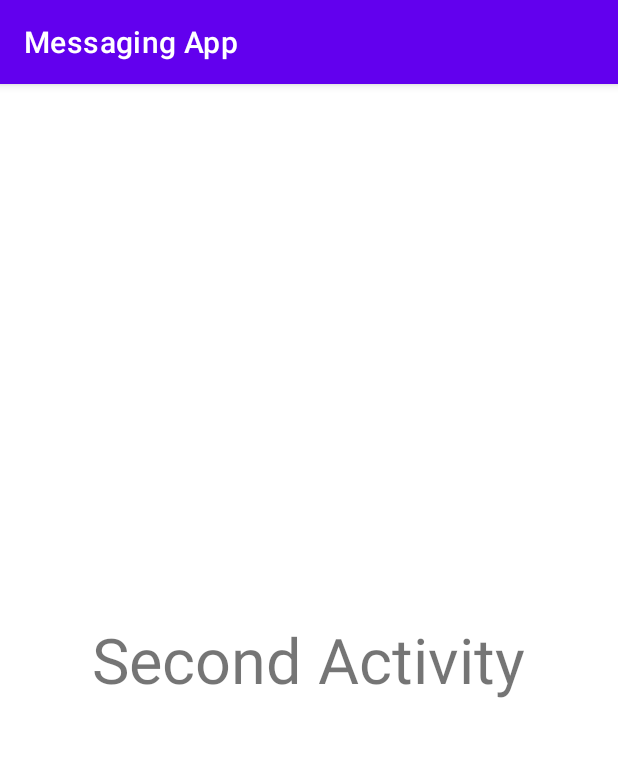
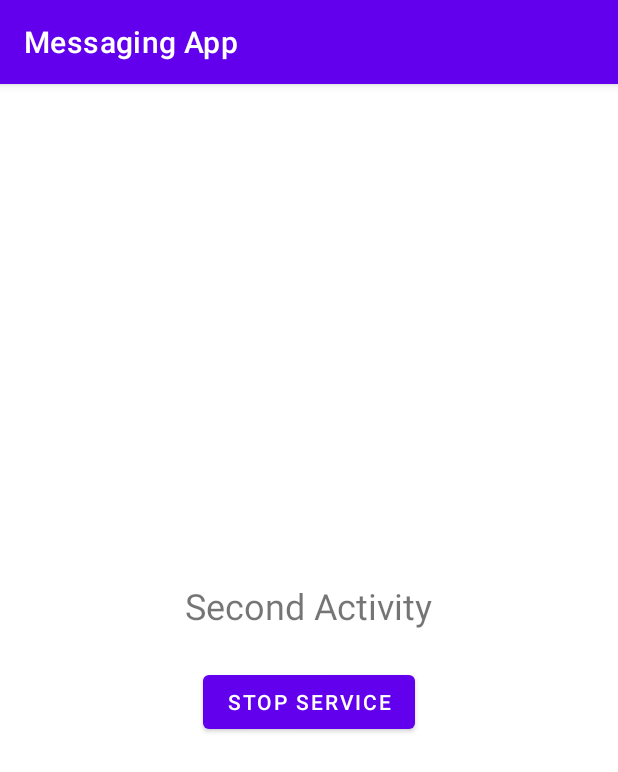
Before and after one commit to bagasn/message-app, an Android app: the SecondActivity screen opened directly, with no data from a screen before it, on a phone screen of 412 x 824 dp. Shown: the top 772 px of the screen. Run offline under Robolectric (Android 15) with nearby library versions, the phone set to English and light mode, and no system bars.

Commit message:
using service

```diff
--- a/app/src/main/java/com/bagas/messagingapp/SecondActivity.kt
+++ b/app/src/main/java/com/bagas/messagingapp/SecondActivity.kt
@@ -1,8 +1,12 @@
 package com.bagas.messagingapp
 
+import android.content.Intent
 import android.os.Bundle
+import android.widget.Button
 import android.widget.TextView
 import androidx.appcompat.app.AppCompatActivity
+import com.bagas.messagingapp.services.NotificationReceiver
+import com.bagas.messagingapp.services.VoicePlayerService
 
 class SecondActivity : AppCompatActivity() {
 
@@ -14,6 +18,13 @@ class SecondActivity : AppCompatActivity() {
         text?.let {
             findViewById<TextView>(R.id.textView).text = it
         }
+
+        findViewById<Button>(R.id.btn_stop_service)
+            .setOnClickListener {
+//                stopService(Intent(applicationContext, VoicePlayerService::class.java))
+
+                sendBroadcast(Intent(NotificationReceiver.ACTION_STOP_VOICE))
+            }
     }
 
 }
--- a/app/src/main/java/com/bagas/messagingapp/firebase/NotificationUtil.java
+++ b/app/src/main/java/com/bagas/messagingapp/firebase/NotificationUtil.java
@@ -20,11 +20,11 @@ public class NotificationUtil {
         notification.setContentTitle(title);
         notification.setContentText(body);
         notification.setAutoCancel(true);
+        notification.setSound(null);
         notification.setStyle(new NotificationCompat.BigTextStyle().bigText(body));
         notification.setSmallIcon(R.mipmap.ic_launcher);
         notification.setPriority(Notification.PRIORITY_DEFAULT);
         notification.setContentIntent(pendingIntent);
-        notification.setSound(null);
 
         return notification.build();
     }
--- a/app/src/main/res/layout/activity_second.xml
+++ b/app/src/main/res/layout/activity_second.xml
@@ -11,6 +11,13 @@
         android:layout_height="wrap_content"
         android:gravity="center"
         android:text="Second Activity"
-        android:textSize="42sp" />
+        android:textSize="24sp" />
+
+    <Button
+        android:layout_width="wrap_content"
+        android:layout_height="wrap_content"
+        android:id="@+id/btn_stop_service"
+        android:layout_marginTop="24dp"
+        android:text="Stop Service" />
 
 </LinearLayout>
```
Also changed, not shown: app/src/main/AndroidManifest.xml (+11 -2 lines), app/src/main/java/com/bagas/messagingapp/firebase/MyFirebaseMessagingService.kt (+9 -4 lines), app/src/main/java/com/bagas/messagingapp/services/NotificationReceiver.kt (added, +41 -0 lines), app/src/main/java/com/bagas/messagingapp/services/NotificationService.kt (deleted, +0 -21 lines), app/src/main/java/com/bagas/messagingapp/services/VoicePlayerService.kt (added, +51 -0 lines).
